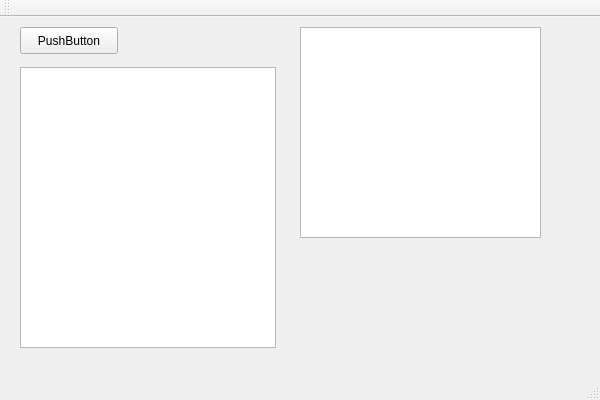
This is MainClient/gui/mainwindow.ui in stareven/Dlut-Game-Platform as Qt 5 draws it before an edit. The edited form follows.
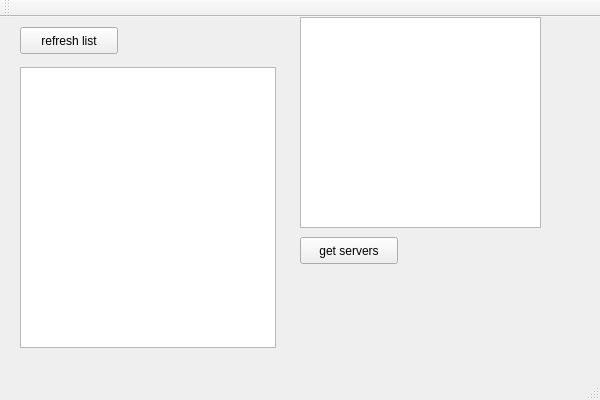
This is the edited form.

Commit message: finish subserver servers

The edit to the form file:
```diff
--- a/MainClient/gui/mainwindow.ui
+++ b/MainClient/gui/mainwindow.ui
@@ -28,7 +28,7 @@
     <property name="geometry">
      <rect>
       <x>300</x>
-      <y>10</y>
+      <y>0</y>
       <width>241</width>
       <height>211</height>
      </rect>
@@ -44,7 +44,20 @@
      </rect>
     </property>
     <property name="text">
-     <string>PushButton</string>
+     <string>refresh list</string>
+    </property>
+   </widget>
+   <widget class="QPushButton" name="btn_get_servers">
+    <property name="geometry">
+     <rect>
+      <x>300</x>
+      <y>220</y>
+      <width>98</width>
+      <height>27</height>
+     </rect>
+    </property>
+    <property name="text">
+     <string>get servers</string>
     </property>
    </widget>
   </widget>
```
The commit also changes 18 other files.
